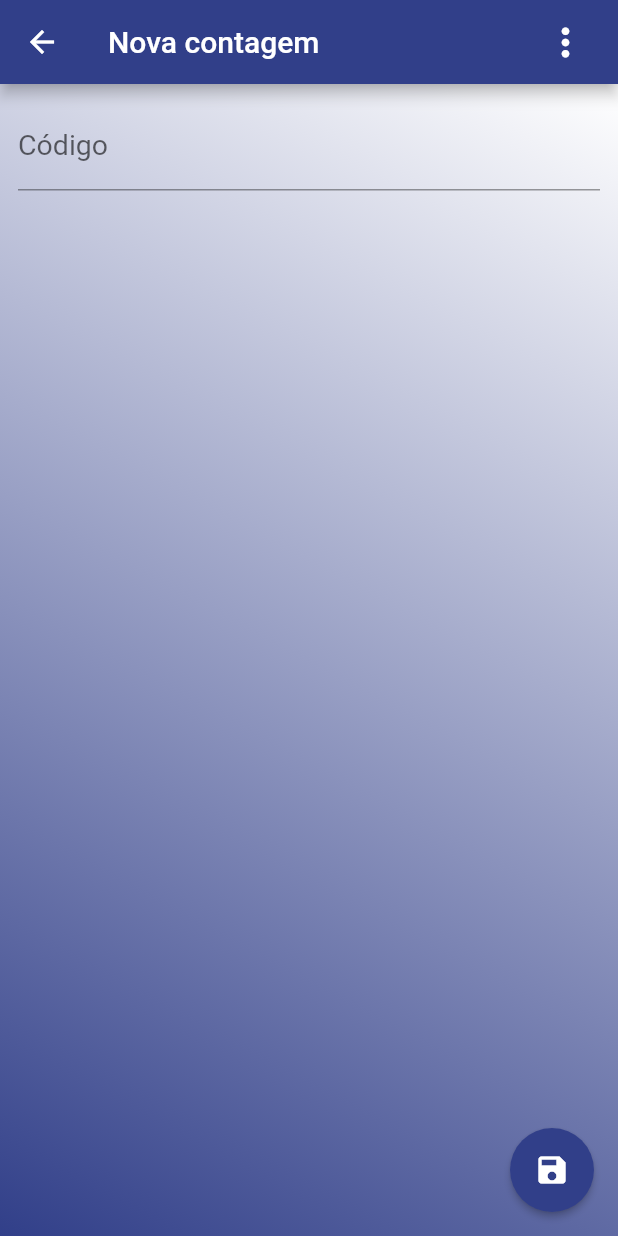
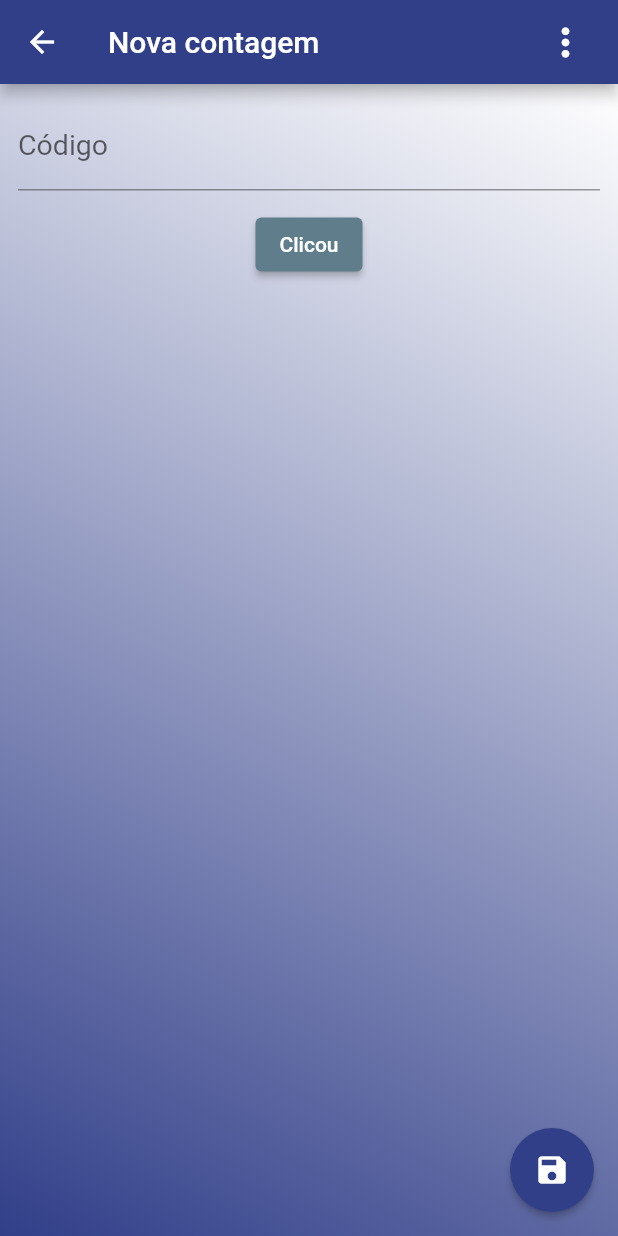
Before and after one commit to nateluisa/Flutter_widgets, a Flutter app: the NovaContagem screen opened by its route, on a phone screen of 412 x 824 dp. Run offline on Flutter 3.47's test engine with Material 2 defaults, Android fonts, the phone set to English and light mode, and no system bars; our stand-ins replace flutter_native_splash, sqflite; accounts and stored records are empty; Roboto replaces fonts that are missing (Nunito).

Commit message:
"changes"

```diff
--- a/lib/screens/nova_contagem.dart
+++ b/lib/screens/nova_contagem.dart
@@ -1,9 +1,6 @@
 import 'package:flutter/material.dart';
-import 'package:flutter_api/dao/conferencia_dao.dart';
-import 'package:flutter_api/model/conferencia.dart';
-import 'package:flutter_api/widgets/dashboard1.dart';
+import 'package:flutter_api/widgets/date_picker.dart';
 
-import '../initial_pages/home.dart';
 import '../widgets/dashboard.dart';
 
 class NovaContagem extends StatelessWidget {
@@ -14,18 +11,17 @@ class NovaContagem extends StatelessWidget {
 
   final TextEditingController _codigoController = TextEditingController();
 
-  final ConferenciaDao _dao = ConferenciaDao();
 
   @override
   Widget build(BuildContext context) {
     return Scaffold(
       backgroundColor: Colors.blueAccent[100],
       appBar: AppBar(
-        iconTheme: IconThemeData(color: Colors.white),
+        iconTheme: const IconThemeData(color: Colors.white),
         actionsIconTheme:
-            IconThemeData(size: 30.0, color: Colors.white, opacity: 10.0),
-        backgroundColor: Color.fromARGB(255, 49, 63, 137),
-        title: Text(
+            const IconThemeData(size: 30.0, color: Colors.white, opacity: 10.0),
+        backgroundColor: const Color.fromARGB(255, 49, 63, 137),
+        title: const Text(
           "Nova contagem",
           style: TextStyle(color: Colors.white),
         ),
@@ -33,21 +29,21 @@ class NovaContagem extends StatelessWidget {
           onTap: () {
             Navigator.pop(context);
           },
-          child: Icon(
+          child: const Icon(
             Icons.arrow_back_outlined, // add custom icons also
           ),
         ),
         actions: <Widget>[
           Padding(
-              padding: EdgeInsets.only(right: 20.0),
+              padding: const EdgeInsets.only(right: 20.0),
               child: GestureDetector(
                 onTap: () {},
-                child: Icon(Icons.more_vert),
+                child: const Icon(Icons.more_vert),
               )),
         ],
       ),
       body: Container(
-        decoration: BoxDecoration(
+        decoration: const BoxDecoration(
             gradient: LinearGradient(
               begin: Alignment.topRight,
               end: Alignment.bottomLeft,
@@ -64,16 +60,17 @@ class NovaContagem extends StatelessWidget {
                   TextFormField(
                     controller: _codigoController,
                     keyboardType: TextInputType.number,
-                    decoration: InputDecoration(
+                    decoration: const InputDecoration(
                       label: Text('Código', style: TextStyle(
                         fontSize: 19
                       ),)
                     ),
                   ),
+
                 ],
               ),
             ),
-
+            const MyDatePicker()
         ]),
       ),
       floatingActionButton: FloatingActionButton(
--- /dev/null
+++ b/lib/widgets/date_picker.dart
@@ -0,0 +1,130 @@
+import 'package:flutter/material.dart';
+import 'package:flutter_localizations/flutter_localizations.dart';
+
+class MyDatePicker extends StatefulWidget {
+  const MyDatePicker({Key? key}) : super(key: key);
+
+  @override
+  State<MyDatePicker> createState() => _MyDatePickerState();
+}
+
+class _MyDatePickerState extends State<MyDatePicker> {
+  @override
+  Widget build(BuildContext context) {
+    return Center(
+        child: ElevatedButton(
+      child: const Text('Clicou'),
+      onPressed: () {
+        showDatePicker(
+            context: context,
+            locale: const Locale("pt", "PT"),
+            initialDate: DateTime.now(),
+            firstDate: DateTime(1900),
+            lastDate: DateTime(2100),
+            builder: (BuildContext context, Widget? child) {
+              return Theme(
+                data: ThemeData.dark(),
+                child: child!,
+              );
+            });
+      },
+    ));
+  }
+}
+
+// void main() => runApp(const MyApp());
+//
+// class MyApp extends StatelessWidget {
+//   const MyApp({super.key});
+//
+//   static const String _title = 'Flutter Code Sample';
+//
+//   @override
+//   Widget build(BuildContext context) {
+//     return const MaterialApp(
+//       restorationScopeId: 'app',
+//       title: _title,
+//       home: MyStatefulWidget(restorationId: 'main'),
+//     );
+//   }
+// }
+//
+// class MyStatefulWidget extends StatefulWidget {
+//   const MyStatefulWidget({super.key, this.restorationId});
+//
+//   final String? restorationId;
+//
+//   @override
+//   State<MyStatefulWidget> createState() => _MyStatefulWidgetState();
+// }
+//
+// class _MyStatefulWidgetState extends State<MyStatefulWidget>
+//     with RestorationMixin {
+//   @override
+//   String? get restorationId => widget.restorationId;
+//
+//   final RestorableDateTime _selectedDate =
+//   RestorableDateTime(DateTime(2021, 7, 25));
+//   late final RestorableRouteFuture<DateTime?> _restorableDatePickerRouteFuture =
+//   RestorableRouteFuture<DateTime?>(
+//     onComplete: _selectDate,
+//     onPresent: (NavigatorState navigator, Object? arguments) {
+//       return navigator.restorablePush(
+//         _datePickerRoute,
+//         arguments: _selectedDate.value.millisecondsSinceEpoch,
+//       );
+//     },
+//   );
+//
+//   static Route<DateTime> _datePickerRoute(
+//       BuildContext context,
+//       Object? arguments,
+//       ) {
+//     return DialogRoute<DateTime>(
+//       context: context,
+//       builder: (BuildContext context) {
+//         return DatePickerDialog(
+//           restorationId: 'date_picker_dialog',
+//           initialEntryMode: DatePickerEntryMode.calendarOnly,
+//           initialDate: DateTime.fromMillisecondsSinceEpoch(arguments! as int),
+//           firstDate: DateTime(2021),
+//           lastDate: DateTime(2022),
+//         );
+//       },
+//     );
+//   }
+//
+//   @override
+//   void restoreState(RestorationBucket? oldBucket, bool initialRestore) {
+//     registerForRestoration(_selectedDate, 'selected_date');
+//     registerForRestoration(
+//         _restorableDatePickerRouteFuture, 'date_picker_route_future');
+//   }
+//
+//   void _selectDate(DateTime? newSelectedDate) {
+//     if (newSelectedDate != null) {
+//       setState(() {
+//         _selectedDate.value = newSelectedDate;
+//         ScaffoldMessenger.of(context).showSnackBar(SnackBar(
+//           content: Text(
+//               'Selected: ${_selectedDate.value.day}/${_selectedDate.value.month}/${_selectedDate.value.year}'),
+//         ));
+//       });
+//     }
+//   }
+//
+//   @override
+//   Widget build(BuildContext context) {
+//     return Scaffold(
+//       body: Center(
+//         child: OutlinedButton(
+//           onPressed: () {
+//             _restorableDatePickerRouteFuture.present();
+//           },
+//           child: const Text('Open Date Picker'),
+//         ),
+//       ),
+//     );
+//   }
+// }
+//
--- a/pubspec.yaml
+++ b/pubspec.yaml
@@ -57,6 +57,9 @@ dev_dependencies:
   sqflite:
   validators: ^2.0.0+1
   currency_text_input_formatter: ^2.1.7
+  flutter_localizations:
+    sdk: flutter
+
 # For information on the generic Dart part of this file, see the
 # following page: https://dart.dev/tools/pub/pubspec
 
```
Also changed, not shown: lib/main.dart (+5 -16 lines), lib/widgets/dashboard1.dart (+29 -14 lines), lib/widgets/picture_card.dart (+7 -10 lines), pubspec.lock.
